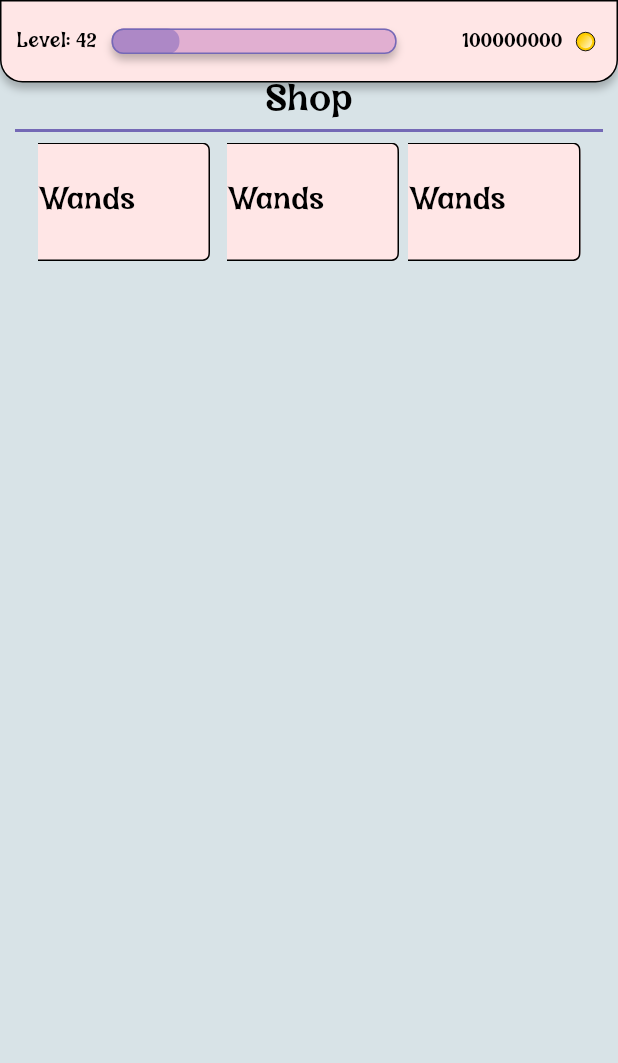
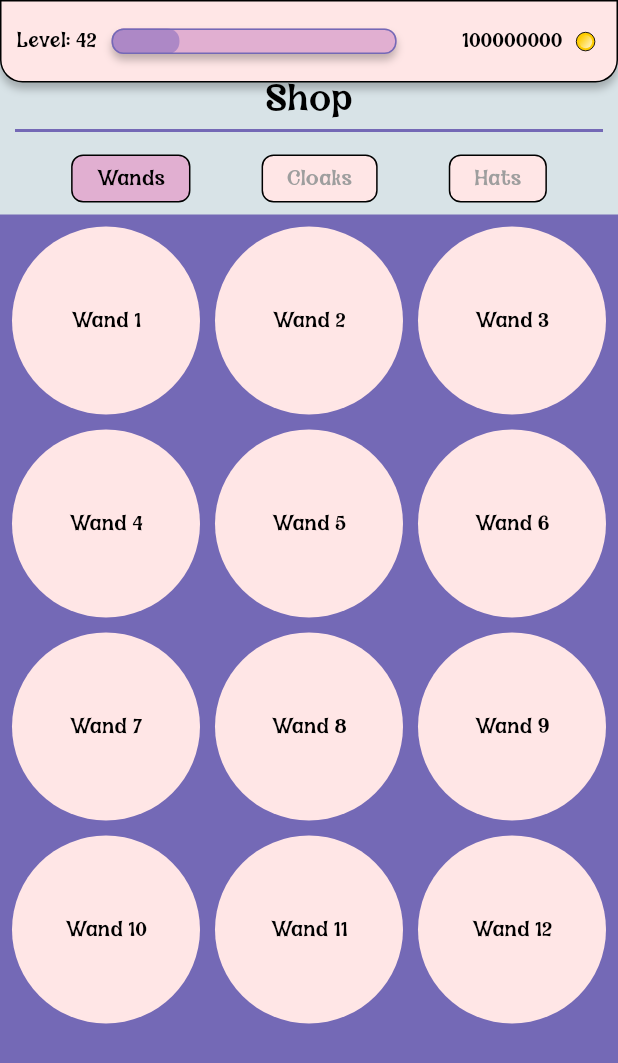
Before and after one commit to nspyrop03/hocus_focus, a Flutter app: the screen it shows after launch, on a phone screen of 412 x 824 dp. Shown: the top 1063 px of the screen. Run offline on Flutter 3.47's test engine with Material 3 defaults, Android fonts, the phone set to English and light mode, and no system bars; our stand-ins replace flutter_svg, sqflite, table_calendar; accounts and stored records are empty.

Commit message:
da shop is readyyyy!!!

```diff
--- a/lib/screens/shop_page.dart
+++ b/lib/screens/shop_page.dart
@@ -6,10 +6,9 @@ import 'package:hocus_focus/widgets/shop_widgets.dart';
 import 'package:hocus_focus/widgets/welcome_widgets.dart';
 
 
-
 class ShopPage extends StatelessWidget {
   @override
-  Widget build(BuildContext context){
+  Widget build(BuildContext context) {
     return Scaffold(
       body: Column(
         children: [
@@ -17,9 +16,11 @@ class ShopPage extends StatelessWidget {
           SafeArea(
             child: PageTitleWidget(title: "Shop"),
           ),
-          Component2Widget()
-        ]
-      )
+          Expanded(
+            child: ShopWidgets(),
+          ),
+        ],
+      ),
     );
   }
 }
--- a/lib/widgets/shop_widgets.dart
+++ b/lib/widgets/shop_widgets.dart
@@ -3,86 +3,139 @@ import 'package:flutter_svg/svg.dart';
 import 'package:hocus_focus/styles/colors.dart';
 import 'package:hocus_focus/styles/styles.dart';
 
-class Category1Widget extends StatelessWidget {
+class ShopWidgets extends StatefulWidget {
+  @override
+  _ShopPageWidgetsState createState() => _ShopPageWidgetsState();
+}
+
+class _ShopPageWidgetsState extends State<ShopWidgets> {
+  // List of items for each category
+  final List<String> wands = List.generate(12, (index) => "Wand ${index + 1}");
+  final List<String> cloaks = List.generate(12, (index) => "Cloak ${index + 1}");
+  final List<String> hats = List.generate(12, (index) => "Hat ${index + 1}");
+
+  String selectedCategory = "Wands";
+
   @override
   Widget build(BuildContext context) {
-    // Figma Flutter Generator Category1Widget - VECTOR
-    return SvgPicture.asset('assets/images/category1.svg',
-        semanticsLabel: 'category1');
-    ;
+    List<String> items;
+    if (selectedCategory == "Wands") {
+      items = wands;
+    } else if (selectedCategory == "Cloaks") {
+      items = cloaks;
+    } else {
+      items = hats;
+    }
+
+    return Scaffold(
+      body: Column(
+        children: [
+          // Category Buttons
+          Container(
+            color: MyColors.background,
+            padding: EdgeInsets.symmetric(vertical: 8.0),
+            child: Row(
+              mainAxisAlignment: MainAxisAlignment.spaceEvenly,
+              children: [
+                CategoryButton(
+                  label: 'Wands',
+                  isSelected: selectedCategory == "Wands",
+                  onTap: () {
+                    setState(() {
+                      selectedCategory = "Wands";
+                    });
+                  },
+                ),
+                CategoryButton(
+                  label: 'Cloaks',
+                  isSelected: selectedCategory == "Cloaks",
+                  onTap: () {
+                    setState(() {
+                      selectedCategory = "Cloaks";
+                    });
+                  },
+                ),
+                CategoryButton(
+                  label: 'Hats',
+                  isSelected: selectedCategory == "Hats",
+                  onTap: () {
+                    setState(() {
+                      selectedCategory = "Hats";
+                    });
+                  },
+                ),
+              ],
+            ),
+          ),
+          // Items Grid
+          Expanded(
+            child: Container(
+              color: MyColors.details,
+              padding: EdgeInsets.all(8.0),
+              child: GridView.builder(
+                itemCount: items.length,
+                gridDelegate: SliverGridDelegateWithFixedCrossAxisCount(
+                  crossAxisCount: 3,
+                  crossAxisSpacing: 10.0,
+                  mainAxisSpacing: 10.0,
+                ),
+                itemBuilder: (context, index) {
+                  return Container(
+                    decoration: BoxDecoration(
+                      color: MyColors.primary,
+                      shape: BoxShape.circle,
+                    ),
+                    child: Center(
+                      child: Text(
+                        items[index],
+                        textAlign: TextAlign.center,
+                        style: MyStyles.magic14
+                      ),
+                    ),
+                  );
+                },
+              ),
+            ),
+          ),
+        ],
+      ),
+    );
   }
 }
 
-class ShopcategoriesWidget extends StatelessWidget {
+class CategoryButton extends StatelessWidget {
+  final String label;
+  final bool isSelected;
+  final VoidCallback onTap;
+
+  CategoryButton({
+    required this.label,
+    required this.isSelected,
+    required this.onTap,
+  });
+
   @override
   Widget build(BuildContext context) {
-    // Figma Flutter Generator ShopcategoriesWidget - INSTANCE
-    return Container(
-        width: 121,
-        height: 79,
-        child: Stack(children: <Widget>[
-          Positioned(top: 0, left: -10, child: Category1Widget()),
-          Positioned(
-              top: 24,
-              left: 0,
-              child: Text(
-                'Wands',
-                textAlign: TextAlign.center,
-                style: TextStyle(
-                    color: Color.fromRGBO(0, 0, 0, 1),
-                    fontFamily: 'AvolisseDEMO',
-                    fontSize: 20,
-                    letterSpacing: 0,
-                    fontWeight: FontWeight.normal,
-                    height: 1.5 /*PERCENT not supported*/
-                    ),
-              )),
-        ]));
+    return GestureDetector(
+      onTap: onTap,
+      child: Container(
+        padding: EdgeInsets.symmetric(horizontal: 16.0, vertical: 8.0),
+        decoration: BoxDecoration(
+          color: isSelected ? MyColors.secondary : MyColors.primary,
+          borderRadius: MyStyles.roundBox8,
+          border: Border.all(color: Colors.black),
+        ),
+        child: Text(
+          label,
+          style:TextStyle(
+            color: isSelected ? Color(0xff000000) : Colors.grey,
+            fontFamily: 'AvolisseDEMO',
+            fontSize: 14,
+            letterSpacing: 0,
+            fontWeight: FontWeight.normal,
+            height: 1),
+        ),
+      ),
+    );
   }
 }
-
-class Component2Widget extends StatelessWidget {
-  @override
-  Widget build(BuildContext context) {
-    // Figma Flutter Generator Component2Widget - INSTANCE
-    return Container(
-        width: 362,
-        height: 79,
-        child: Stack(children: <Widget>[
-          Positioned(top: 0, left: 0, child: ShopcategoriesWidget()),
-          Positioned(top: 0, left: 126, child: ShopcategoriesWidget()),
-          Positioned(top: 0, left: 247, child: ShopcategoriesWidget()),
-        ]));
-  }
-}
-
-class ShoprectangleWidget extends StatelessWidget {
-  @override
-  Widget build(BuildContext context) {
-    // Figma Flutter Generator ShoprectangleWidget - INSTANCE
-    return Container(
-        width: 362,
-        height: 564,
-        child: Stack(children: <Widget>[
-          Positioned(
-              top: 0,
-              left: 0,
-              child: Container(
-                  width: 362,
-                  height: 564,
-                  decoration: BoxDecoration(
-                    borderRadius: BorderRadius.only(
-                      topLeft: Radius.circular(10),
-                      topRight: Radius.circular(10),
-                      bottomLeft: Radius.circular(10),
-                      bottomRight: Radius.circular(10),
-                    ),
-                    color: MyColors.details,
-                    border: Border.all(
-                      color: MyColors.details,
-                      width: 1,
-                    ),
-                  ))),
-        ]));
-  }
-}
```
Also changed, not shown: 2 other files.
